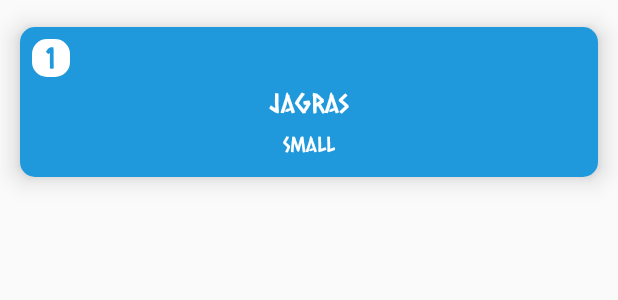
After one commit to PabloTortosaLopez/WikiMonster, an Android app: the layout monster_tile.xml on its own in the app's theme, with its tools: preview values and no code run, on a phone screen of 412 x 824 dp. The commit adds this screen. Shown: the top 300 px of the screen. Run offline under Robolectric (Android 15) with nearby library versions, the phone set to English and light mode, and no system bars; Roboto replaces fonts that are not available here.

Commit message:
New: New desing implemented in moster tile

```diff
--- a/app/build.gradle
+++ b/app/build.gradle
@@ -55,5 +55,7 @@ dependencies {
     implementation 'com.squareup.retrofit2:converter-moshi:2.9.0'
     implementation 'androidx.lifecycle:lifecycle-runtime-ktx:2.2.0'
     implementation 'com.github.bumptech.glide:glide:4.12.0'
+    implementation 'androidx.core:core:1.3.1'
+
 
 }
--- a/app/src/main/java/com/example/wikimonster/ui/imc/MainPagectivity.kt
+++ b/app/src/main/java/com/example/wikimonster/ui/imc/MainPagectivity.kt
@@ -14,7 +14,7 @@ class MainPagectivity : AppCompatActivity() {
     override fun onCreate(savedInstanceState: Bundle?) {
         super.onCreate(savedInstanceState)
 
-        setContentView(R.layout.activity_imc)
+        setContentView(R.layout.activity_main_page)
 
 
 
@@ -27,7 +27,7 @@ class MainPagectivity : AppCompatActivity() {
 
         weapons.setOnClickListener {
             Toast.makeText(applicationContext,
-                "TEST", Toast.LENGTH_SHORT).show()
+                "Not implemented yet", Toast.LENGTH_SHORT).show()
         }
 
         mainPageViewModel = ViewModelProviders.of(this, IMCViewModelFactory())
--- a/app/src/main/java/com/example/wikimonster/ui/imc/historic/MonstersViewModel.kt
+++ b/app/src/main/java/com/example/wikimonster/ui/imc/historic/MonstersViewModel.kt
@@ -1,6 +1,7 @@
 package com.example.wikimonster.ui.imc.historic
 
 import android.content.Context
+import android.widget.Toast
 import androidx.lifecycle.LiveData
 import androidx.lifecycle.MutableLiveData
 import androidx.lifecycle.ViewModel
@@ -36,6 +37,8 @@ class MonstersViewModel(private val monsterRepository: MonsterRepository) : View
 
     //Func para eliminar el elemento de bbdd local
     fun deleteImc(ctx: Context, monster: MonsterData) {
+        Toast.makeText(ctx,
+            monster.name, Toast.LENGTH_SHORT).show()
         //TODO: DETALLE VISTA
     }
 }
--- /dev/null
+++ b/app/src/main/res/drawable/rounded_corner.xml
@@ -0,0 +1,6 @@
+<?xml version="1.0" encoding="utf-8"?>
+<shape xmlns:android="http://schemas.android.com/apk/res/android"
+    android:shape="rectangle">
+    <corners android:radius="10dp" />
+    <solid android:color="#ffffff" />
+</shape>
--- a/app/src/main/res/layout/activity_imc.xml
+++ b/app/src/main/res/layout/activity_main_page.xml
@@ -35,7 +35,7 @@
         android:text="WikiMonster"
         android:textColor="#FFFFFF"
         android:textSize="36sp"
-        app:layout_constraintBottom_toTopOf="@+id/monsters_button"
+        app:layout_constraintBottom_toBottomOf="parent"
         app:layout_constraintEnd_toEndOf="parent"
         app:layout_constraintStart_toStartOf="parent"
         app:layout_constraintTop_toTopOf="parent" />
@@ -44,7 +44,7 @@
         android:id="@+id/monsters_button"
         android:layout_width="0dp"
         android:layout_height="wrap_content"
-        android:layout_marginBottom="8dp"
+        android:layout_marginBottom="24dp"
         android:background="@drawable/shadow_button"
         android:fontFamily="@font/caesar_dressing"
         android:text="MONSTERS"
@@ -60,6 +60,7 @@
         android:layout_height="wrap_content"
         android:layout_marginStart="32dp"
         android:layout_marginEnd="32dp"
+        android:layout_marginBottom="16dp"
         android:background="@drawable/shadow_button"
         android:fontFamily="@font/caesar_dressing"
         android:text="WEAPONS"
--- /dev/null
+++ b/app/src/main/res/layout/monster_tile.xml
@@ -0,0 +1,61 @@
+<?xml version="1.0" encoding="utf-8"?>
+
+    <androidx.cardview.widget.CardView xmlns:tools="http://schemas.android.com/tools"
+        android:layout_height="wrap_content"
+    android:layout_width="match_parent"
+    xmlns:app="http://schemas.android.com/apk/res-auto"
+    app:cardElevation="10dp"
+    app:cardUseCompatPadding="true"
+    app:cardCornerRadius="10dp"
+    xmlns:android="http://schemas.android.com/apk/res/android" >
+    >
+
+    <androidx.constraintlayout.widget.ConstraintLayout
+        android:layout_width="match_parent"
+    android:layout_height="100dp"
+    android:layout_margin="0dp"
+    android:background="#1f99db">
+
+        <TextView
+            android:id="@+id/number"
+            android:layout_width="25dp"
+            android:layout_height="25dp"
+            android:layout_marginStart="8dp"
+            android:layout_marginTop="8dp"
+            android:textAlignment="center"
+            android:fontFamily="@font/caesar_dressing"
+            android:text="1"
+            android:textColor="#1f99db"
+            android:background="@drawable/rounded_corner"
+            android:textSize="20sp"
+            app:layout_constraintStart_toStartOf="parent"
+            app:layout_constraintTop_toTopOf="parent" />
+
+        <TextView
+            android:id="@+id/type"
+            android:layout_width="wrap_content"
+            android:layout_height="wrap_content"
+            android:layout_marginTop="8dp"
+            android:fontFamily="@font/caesar_dressing"
+            android:text="Small"
+            android:textColor="@color/colorAccent"
+            android:textSize="14sp"
+            app:layout_constraintEnd_toEndOf="@+id/name"
+            app:layout_constraintStart_toStartOf="@+id/name"
+            app:layout_constraintTop_toBottomOf="@+id/name" />
+
+        <TextView
+            android:id="@+id/name"
+            android:layout_width="wrap_content"
+            android:layout_height="wrap_content"
+            android:fontFamily="@font/caesar_dressing"
+            android:text="Jagras"
+            android:textColor="@color/colorAccent"
+            android:textSize="18sp"
+            app:layout_constraintBottom_toBottomOf="parent"
+            app:layout_constraintEnd_toEndOf="parent"
+            app:layout_constraintStart_toStartOf="parent"
+            app:layout_constraintTop_toTopOf="parent" />
+
+    </androidx.constraintlayout.widget.ConstraintLayout>
+    </androidx.cardview.widget.CardView>
```
Also changed, not shown: app/src/main/java/com/example/wikimonster/ui/imc/historic/MonstersActivity.kt (+10 -44 lines), app/src/main/res/drawable/gradient_background.xml (added, +11 -0 lines), app/src/main/res/drawable/gradient_list_background.xml (added, +11 -0 lines), app/src/main/res/layout/activity_monsters_list.xml (renamed from app/src/main/res/layout/activity_historic.xml, +8 -7 lines), app/src/main/res/layout/historic_tile.xml (deleted, +0 -108 lines).
